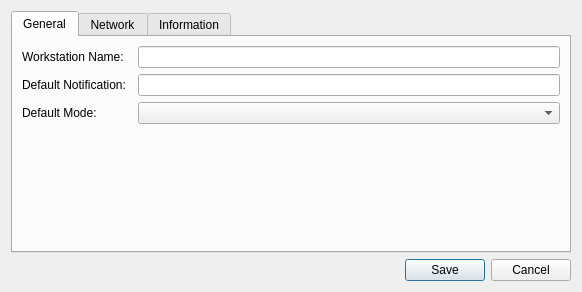
This is StandaloneClient/sac_configurationdialog.ui in WillForan/yarraclient as Qt 5 draws it before an edit. The edited form follows.
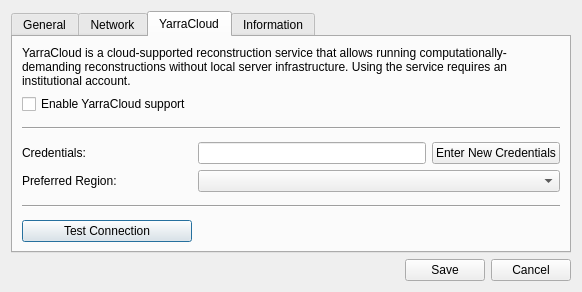
This is the edited form. Icons and pictures are not drawn.

The edit to the form file:
```diff
--- a/StandaloneClient/sac_configurationdialog.ui
+++ b/StandaloneClient/sac_configurationdialog.ui
@@ -17,7 +17,7 @@
    <item>
     <widget class="QTabWidget" name="tabWidget">
      <property name="currentIndex">
-      <number>0</number>
+      <number>2</number>
      </property>
      <widget class="QWidget" name="generalTab">
       <attribute name="title">
@@ -137,6 +137,148 @@
        </item>
       </layout>
      </widget>
+     <widget class="QWidget" name="cloudTab">
+      <attribute name="title">
+       <string>YarraCloud</string>
+      </attribute>
+      <layout class="QGridLayout" name="gridLayout_3">
+       <item row="11" column="0">
+        <widget class="QPushButton" name="cloudConnectionButton">
+         <property name="text">
+          <string>Test Connection</string>
+         </property>
+        </widget>
+       </item>
+       <item row="9" column="1" colspan="2">
+        <widget class="QComboBox" name="cloudRegionCombobox"/>
+       </item>
+       <item row="12" column="0">
+        <spacer name="verticalSpacer_4">
+         <property name="orientation">
+          <enum>Qt::Vertical</enum>
+         </property>
+         <property name="sizeHint" stdset="0">
+          <size>
+           <width>20</width>
+           <height>14</height>
+          </size>
+         </property>
+        </spacer>
+       </item>
+       <item row="10" column="0" colspan="3">
+        <widget class="Line" name="line_2">
+         <property name="minimumSize">
+          <size>
+           <width>0</width>
+           <height>16</height>
+          </size>
+         </property>
+         <property name="orientation">
+          <enum>Qt::Horizontal</enum>
+         </property>
+        </widget>
+       </item>
+       <item row="8" column="0">
+        <widget class="QLabel" name="cloudCredetialsLabel">
+         <property name="text">
+          <string>Credentials:</string>
+         </property>
+        </widget>
+       </item>
+       <item row="8" column="2">
+        <widget class="QPushButton" name="cloudCredentialsButton">
+         <property name="text">
+          <string>Enter New Credentials</string>
+         </property>
+        </widget>
+       </item>
+       <item row="9" column="0">
+        <widget class="QLabel" name="cloudRegionLabel">
+         <property name="text">
+          <string>Preferred Region:</string>
+         </property>
+        </widget>
+       </item>
+       <item row="2" column="0" colspan="3">
+        <widget class="QLabel" name="cloudLabel">
+         <property name="text">
+          <string>&lt;html&gt;&lt;head/&gt;&lt;body&gt;&lt;p&gt;YarraCloud is a cloud-supported reconstruction service that allows running computationally-demanding reconstructions without local server infrastructure. Using the service requires an institutional account.&lt;br&gt; To learn more about the service, please visit &lt;a href=&quot;http://yarracloud.com&quot;&gt;&lt;span style=&quot; text-decoration: underline; color:#43b02a;&quot;&gt;http://yarracloud.com&lt;/span&gt;&lt;/a&gt;.&lt;/p&gt;&lt;/body&gt;&lt;/html&gt;</string>
+         </property>
+         <property name="alignment">
+          <set>Qt::AlignLeading|Qt::AlignLeft|Qt::AlignVCenter</set>
+         </property>
+         <property name="wordWrap">
+          <bool>true</bool>
+         </property>
+         <property name="margin">
+          <number>0</number>
+         </property>
+        </widget>
+       </item>
+       <item row="6" column="0" colspan="3">
+        <widget class="Line" name="line">
+         <property name="minimumSize">
+          <size>
+           <width>0</width>
+           <height>16</height>
+          </size>
+         </property>
+         <property name="orientation">
+          <enum>Qt::Horizontal</enum>
+         </property>
+        </widget>
+       </item>
+       <item row="3" column="0">
+        <spacer name="verticalSpacer_6">
+         <property name="orientation">
+          <enum>Qt::Vertical</enum>
+         </property>
+         <property name="sizeHint" stdset="0">
+          <size>
+           <width>20</width>
+           <height>16</height>
+          </size>
+         </property>
+        </spacer>
+       </item>
+       <item row="5" column="0">
+        <spacer name="verticalSpacer_5">
+         <property name="orientation">
+          <enum>Qt::Vertical</enum>
+         </property>
+         <property name="sizeHint" stdset="0">
+          <size>
+           <width>20</width>
+           <height>4</height>
+          </size>
+         </property>
+        </spacer>
+       </item>
+       <item row="8" column="1">
+        <widget class="QLineEdit" name="cloudCredetialsEdit">
+         <property name="cursor">
+          <cursorShape>ForbiddenCursor</cursorShape>
+         </property>
+         <property name="alignment">
+          <set>Qt::AlignCenter</set>
+         </property>
+         <property name="readOnly">
+          <bool>true</bool>
+         </property>
+         <property name="clearButtonEnabled">
+          <bool>false</bool>
+         </property>
+        </widget>
+       </item>
+       <item row="4" column="0">
+        <widget class="QCheckBox" name="cloudCheckbox">
+         <property name="text">
+          <string>Enable YarraCloud support</string>
+         </property>
+        </widget>
+       </item>
+      </layout>
+     </widget>
      <widget class="QWidget" name="tab">
       <attribute name="title">
        <string>Information</string>
```
Left out of the diff: 3 changed lines with no effect on the pictures.
